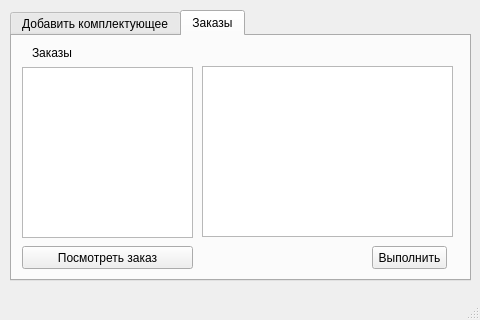
Before: the Qt Designer form windowpostavsika.ui in IraSoro/bike-store-database, drawn with Qt 5.
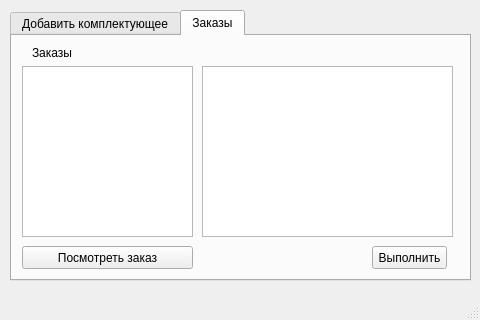
After: the same form once the commit is applied.

Commit message: Added a table with orders from the supplier

Patch:
```diff
--- a/windowpostavsika.ui
+++ b/windowpostavsika.ui
@@ -164,17 +164,7 @@
      <attribute name="title">
       <string>Заказы</string>
      </attribute>
-     <widget class="QListView" name="listView">
-      <property name="geometry">
-       <rect>
-        <x>10</x>
-        <y>31</y>
-        <width>171</width>
-        <height>171</height>
-       </rect>
-      </property>
-     </widget>
-     <widget class="QPushButton" name="pushButton">
+     <widget class="QPushButton" name="pushButton_Show">
       <property name="geometry">
        <rect>
         <x>10</x>
@@ -223,6 +213,16 @@
        <string>Выполнить</string>
       </property>
      </widget>
+     <widget class="QListWidget" name="listWidget_ShowOrder">
+      <property name="geometry">
+       <rect>
+        <x>10</x>
+        <y>30</y>
+        <width>171</width>
+        <height>171</height>
+       </rect>
+      </property>
+     </widget>
     </widget>
    </widget>
   </widget>
```
Left out of the diff: 4 changed lines with no effect on the pictures. The commit also changes 7 other files.
